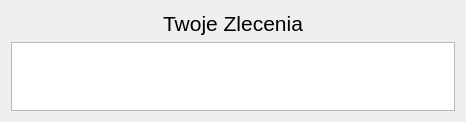
Before: the Qt Designer form showorder.ui in CzarnyEryk/WarsztatProgram, drawn with Qt 5.
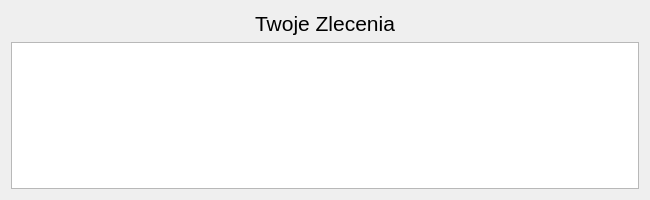
After: the same form once the commit is applied. Icons and pictures are not drawn.

```diff
--- a/showorder.ui
+++ b/showorder.ui
@@ -6,8 +6,8 @@
    <rect>
     <x>0</x>
     <y>0</y>
-    <width>466</width>
-    <height>122</height>
+    <width>650</width>
+    <height>200</height>
    </rect>
   </property>
   <property name="sizePolicy">
@@ -18,8 +18,8 @@
   </property>
   <property name="minimumSize">
    <size>
-    <width>466</width>
-    <height>122</height>
+    <width>600</width>
+    <height>100</height>
    </size>
   </property>
   <property name="windowTitle">
@@ -52,6 +52,12 @@
        <verstretch>10</verstretch>
       </sizepolicy>
      </property>
+     <property name="minimumSize">
+      <size>
+       <width>400</width>
+       <height>100</height>
+      </size>
+     </property>
      <property name="sizeAdjustPolicy">
       <enum>QAbstractScrollArea::SizeAdjustPolicy::AdjustToContents</enum>
      </property>
```
